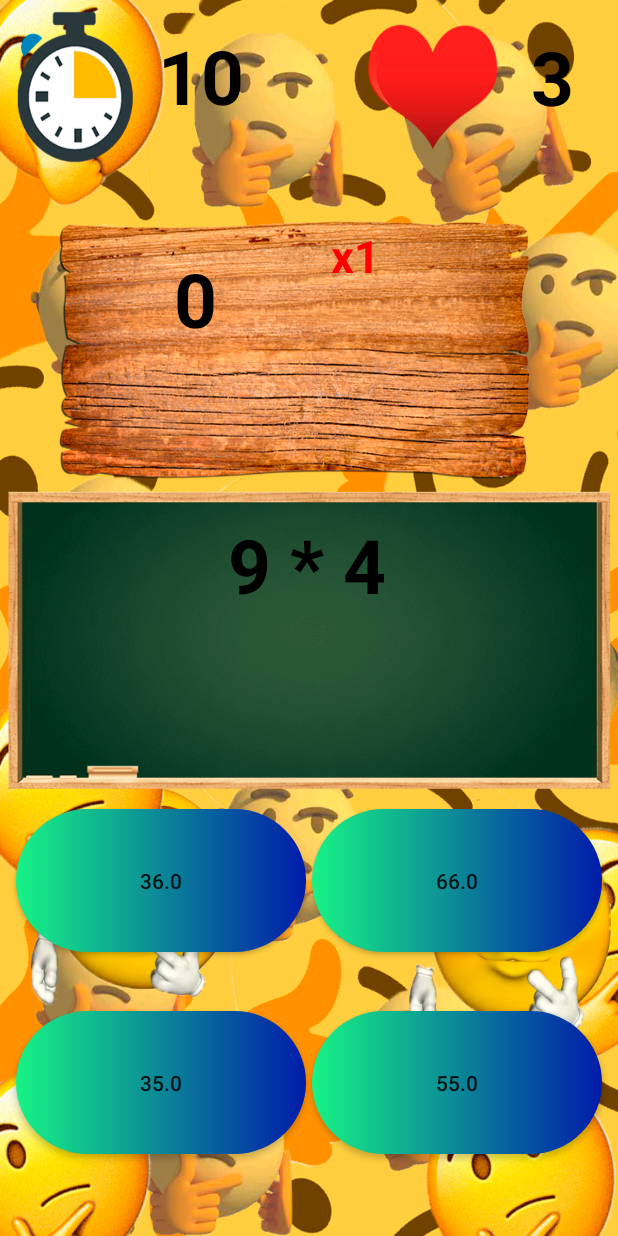
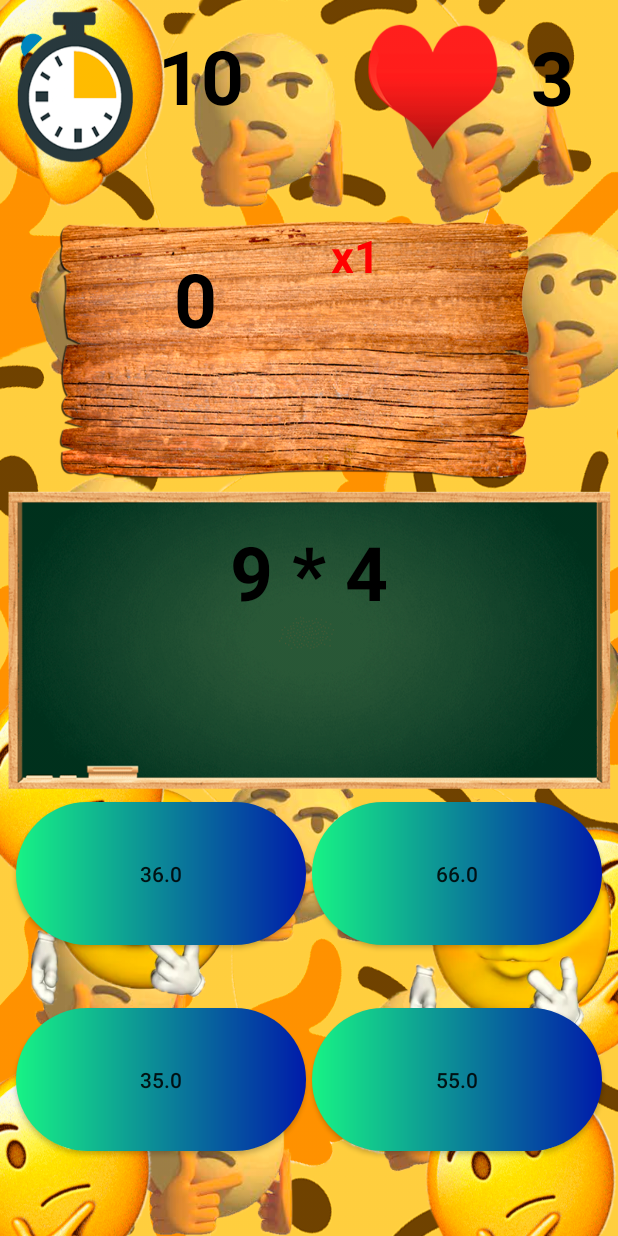
Before and after one commit to vinograpsov/ApkiProjekt, an Android app: the GameActivity screen opened directly, with no data from a screen before it, on a phone screen of 412 x 824 dp. Run offline under Robolectric (Android 15) with nearby library versions, the phone set to English and light mode, and no system bars; our stand-ins replace Firebase (no records; nobody signed in at launch, a user with empty details on screens opened directly).

Commit message:
some changes

```diff
--- a/app/src/main/java/com/example/projertapki/Expression.java
+++ b/app/src/main/java/com/example/projertapki/Expression.java
@@ -12,7 +12,7 @@ public class Expression {
 
     public static double solveExpression(String expression){
         StringsCalculator polishNotationCalc = new StringsCalculator();
-        double answer = Math.round(polishNotationCalc.processInput(expression) * 1000.0) / 1000.0;
+        double answer = Math.round(polishNotationCalc.processInput(expression) * 10.0) / 10.0;
         return answer;
     }
 
--- a/app/src/main/java/com/example/projertapki/LoginActivity.java
+++ b/app/src/main/java/com/example/projertapki/LoginActivity.java
@@ -51,7 +51,7 @@ public class LoginActivity extends AppCompatActivity {
                 String txtPassword = password.getText().toString();
 
                 if (TextUtils.isEmpty(txtEmail) || TextUtils.isEmpty(txtPassword)) {
-                    Toast.makeText(LoginActivity.this, "Empty email of password pole", Toast.LENGTH_SHORT).show();
+                    Toast.makeText(LoginActivity.this, "Empty email of password field", Toast.LENGTH_SHORT).show();
                 } else if (txtPassword.length() < 6) {
                     Toast.makeText(LoginActivity.this, "Password to short", Toast.LENGTH_SHORT).show();
                 } else {
--- a/app/src/main/java/com/example/projertapki/RegistrationActivity.java
+++ b/app/src/main/java/com/example/projertapki/RegistrationActivity.java
@@ -61,7 +61,7 @@ public class RegistrationActivity extends AppCompatActivity {
                 String txtPassword = password.getText().toString();
 
                 if (TextUtils.isEmpty(txtEmail) || TextUtils.isEmpty(txtPassword)) {
-                    Toast.makeText(RegistrationActivity.this, "Empty email of password pole", Toast.LENGTH_SHORT).show();
+                    Toast.makeText(RegistrationActivity.this, "Empty email of password field", Toast.LENGTH_SHORT).show();
                 } else if (txtPassword.length() < 6) {
                     Toast.makeText(RegistrationActivity.this, "Password to short", Toast.LENGTH_SHORT).show();
                 } else {
--- a/app/src/main/res/layout/activity_game.xml
+++ b/app/src/main/res/layout/activity_game.xml
@@ -105,18 +105,17 @@
 
     <TextView
         android:id="@+id/question"
-        android:layout_width="383dp"
-        android:layout_height="166dp"
-        android:layout_marginStart="13dp"
-        android:layout_marginTop="32dp"
-        android:layout_marginEnd="12dp"
+        android:layout_width="365dp"
+        android:layout_height="143dp"
+        android:layout_marginStart="23dp"
+        android:layout_marginTop="48dp"
+        android:layout_marginEnd="23dp"
         android:gravity="center"
         android:text="question"
         android:textColor="@color/black"
         android:textSize="50sp"
         android:textStyle="bold"
         app:layout_constraintEnd_toEndOf="parent"
-        app:layout_constraintHorizontal_bias="0.0"
         app:layout_constraintStart_toStartOf="parent"
         app:layout_constraintTop_toBottomOf="@+id/points" />
 
--- a/app/src/main/res/layout/activity_leaderboard.xml
+++ b/app/src/main/res/layout/activity_leaderboard.xml
@@ -17,7 +17,7 @@
         android:layout_marginEnd="16dp"
 
         android:background="@drawable/custom_leaderboard_button"
-        android:text="SING OUT"
+        android:text="SIGN OUT"
         android:textSize="50sp"
         app:layout_constraintEnd_toEndOf="parent"
         app:layout_constraintStart_toStartOf="parent"
--- a/app/src/main/res/layout/activity_login.xml
+++ b/app/src/main/res/layout/activity_login.xml
@@ -74,7 +74,7 @@
         android:layout_marginTop="25dp"
         android:layout_marginEnd="26dp"
         android:gravity="center"
-        android:text="SING IN"
+        android:text="SIGN IN"
         android:textColor="#AD1F4C0C"
         android:textSize="80sp"
         android:textStyle="bold"
--- a/app/src/main/res/layout/activity_start.xml
+++ b/app/src/main/res/layout/activity_start.xml
@@ -46,7 +46,7 @@
 
         android:layout_marginBottom="16dp"
         android:background="@drawable/custom_start_buttons"
-        android:text="REGESTRATION"
+        android:text="REGISTRATION"
         android:textSize="40sp"
         app:layout_constraintBottom_toBottomOf="parent"
         app:layout_constraintEnd_toEndOf="parent"
```
